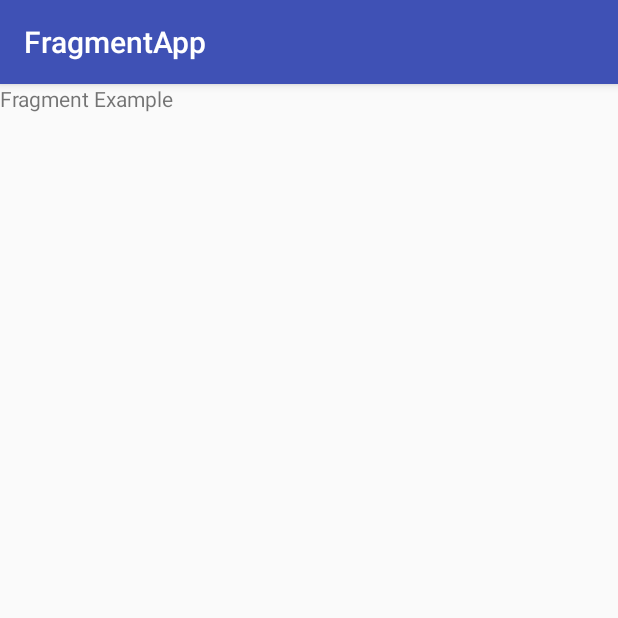
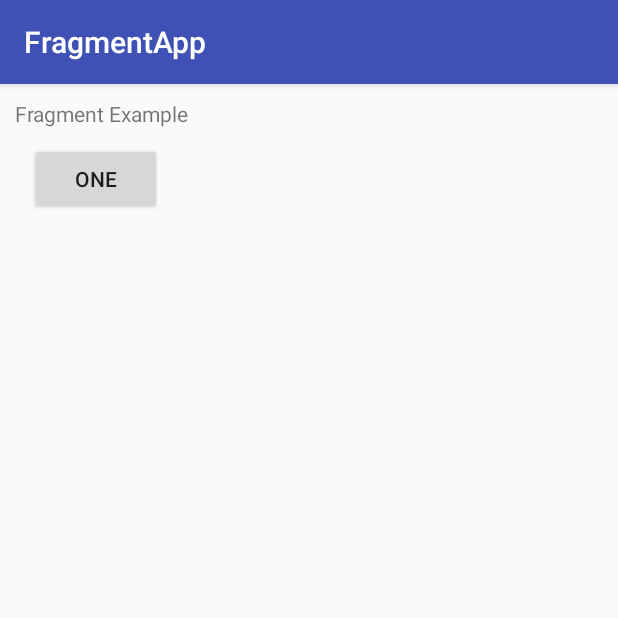
Before and after one commit to Hadi2019/COMP304, an Android app: the screen it shows after launch (FragmentActivity), on a phone screen of 412 x 824 dp, the top half of it. Run offline under Robolectric (Android 15) with nearby library versions, the phone set to English and light mode, and no system bars; plain views replace LinearLayout.

Commit message:
Add first fragment layout

```diff
--- a/week02/FragmentApp/app/src/main/res/layout/activity_fragment.xml
+++ b/week02/FragmentApp/app/src/main/res/layout/activity_fragment.xml
@@ -5,11 +5,25 @@
     android:layout_width="match_parent"
     android:layout_height="match_parent"
     tools:context="com.leicasimile.comp304.fragmentapp.FragmentActivity"
-    android:orientation="vertical">
+    android:orientation="vertical"
+    android:padding="10dp">
 
     <TextView
         android:layout_width="wrap_content"
         android:layout_height="wrap_content"
         android:text="Fragment Example" />
 
+    <LinearLayout
+        android:layout_width="match_parent"
+        android:layout_height="wrap_content"
+        android:padding="10dp">
+
+        <Button
+            android:layout_width="wrap_content"
+            android:layout_height="wrap_content"
+            android:text="One"
+            android:id="@+id/one"
+            android:onClick="Fragment_Selection"/>
+    </LinearLayout>
+
 </android.support.LinearLayout>
```
